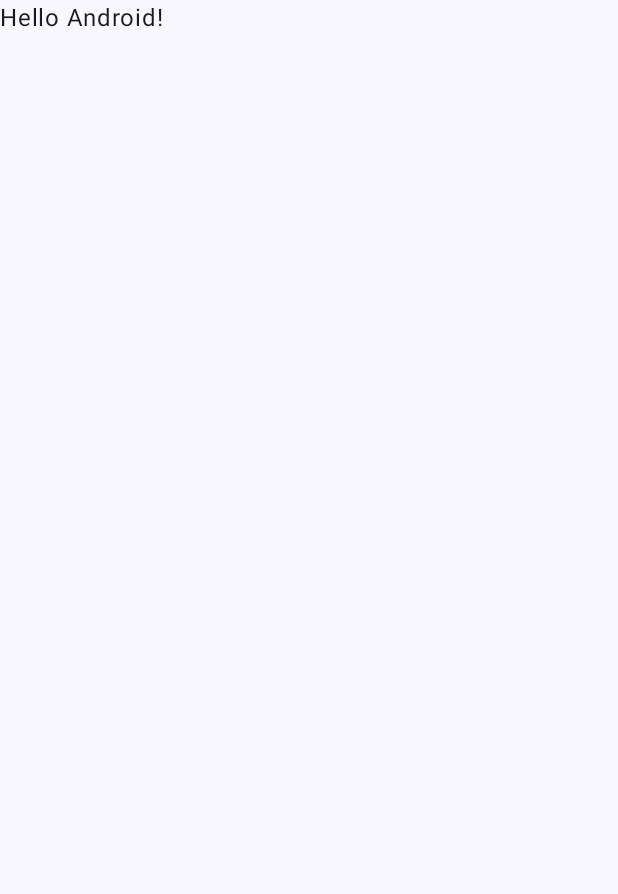
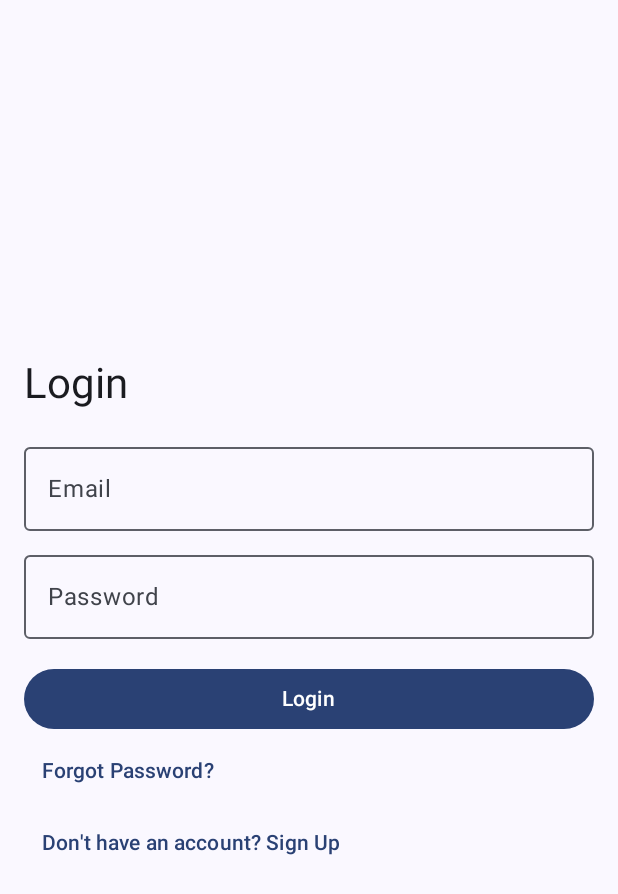
Before and after one commit to Mdmunnasardar/GhorOnGo, an Android app built with Jetpack Compose: the screen it shows after launch (MainActivity), on a phone screen of 412 x 824 dp. Before the commit the part shown is almost empty. Shown: the top 894 px of the screen. Run offline under Robolectric (Android 15) with nearby library versions, the phone set to English and light mode, and no system bars; our stand-ins replace Firebase (no records; nobody signed in at launch, a user with empty details on screens opened directly).

Commit message:
initialize important  screen and navigate with NAvgraph

```diff
--- a/app/build.gradle.kts
+++ b/app/build.gradle.kts
@@ -51,6 +51,9 @@ dependencies {
     implementation(libs.androidx.ui.graphics)
     implementation(libs.androidx.ui.tooling.preview)
     implementation(libs.androidx.material3)
+    implementation(libs.ads.mobile.sdk)
+    implementation(libs.androidx.runtime)
+    //implementation(libs.material3)
     debugImplementation(libs.androidx.ui.tooling)
     debugImplementation(libs.androidx.ui.test.manifest)
 
@@ -101,4 +104,6 @@ dependencies {
     androidTestImplementation(libs.androidx.espresso.core)
     androidTestImplementation(platform(libs.androidx.compose.bom))
     androidTestImplementation(libs.androidx.ui.test.junit4)
+    implementation("androidx.lifecycle:lifecycle-viewmodel-compose:<latest_version>")
+    implementation("androidx.navigation:navigation-compose:<latest_version>")
 }
--- a/app/src/main/java/com/example/ghorongo/MainActivity.kt
+++ b/app/src/main/java/com/example/ghorongo/MainActivity.kt
@@ -5,43 +5,54 @@ import androidx.activity.ComponentActivity
 import androidx.activity.compose.setContent
 import androidx.activity.enableEdgeToEdge
 import androidx.compose.foundation.layout.fillMaxSize
-import androidx.compose.foundation.layout.padding
-import androidx.compose.material3.Scaffold
-import androidx.compose.material3.Text
-import androidx.compose.runtime.Composable
+import androidx.compose.material3.MaterialTheme
+import androidx.compose.material3.Surface
 import androidx.compose.ui.Modifier
-import androidx.compose.ui.tooling.preview.Preview
+import androidx.navigation.compose.rememberNavController
+import com.example.ghorongo.presentation.navigation.NavGraph
 import com.example.ghorongo.ui.theme.GhorOnGoTheme
+import com.google.firebase.auth.FirebaseAuth
+import com.google.firebase.auth.ktx.auth
+import com.google.firebase.ktx.Firebase
 
 class MainActivity : ComponentActivity() {
     override fun onCreate(savedInstanceState: Bundle?) {
         super.onCreate(savedInstanceState)
+
+        // Initialize Firebase Auth
+        Firebase.auth.setLanguageCode("en") // Set language for auth emails
+
         enableEdgeToEdge()
         setContent {
             GhorOnGoTheme {
-                Scaffold(modifier = Modifier.fillMaxSize()) { innerPadding ->
-                    Greeting(
-                        name = "Android",
-                        modifier = Modifier.padding(innerPadding)
+                // Edge-to-edge content
+                Surface(
+                    modifier = Modifier.fillMaxSize(),
+                    color = MaterialTheme.colorScheme.background
+                ) {
+                    val navController = rememberNavController()
+                    val auth = Firebase.auth
+
+                    // Check if user is already logged in and verified
+                    val currentUser = auth.currentUser
+                    val startDestination = if (currentUser != null && currentUser.isEmailVerified) {
+                        "home"
+                    } else {
+                        "login"
+                    }
+
+                    NavGraph(
+                        navController = navController,
+                        startDestination = startDestination
                     )
                 }
             }
         }
     }
-}
 
-@Composable
-fun Greeting(name: String, modifier: Modifier = Modifier) {
-    Text(
-        text = "Hello $name!",
-        modifier = modifier
-    )
-}
-
-@Preview(showBackground = true)
-@Composable
-fun GreetingPreview() {
-    GhorOnGoTheme {
-        Greeting("Android")
+    override fun onStart() {
+        super.onStart()
+        // Check if user needs to be redirected after email verification
+        Firebase.auth.currentUser?.reload()
     }
 }
--- /dev/null
+++ b/app/src/main/java/com/example/ghorongo/presentation/auth/LoginScreen.kt
@@ -0,0 +1,94 @@
+package com.example.ghorongo.presentation.auth
+import android.widget.Toast
+import androidx.compose.foundation.layout.Arrangement
+import androidx.compose.foundation.layout.Column
+import androidx.compose.foundation.layout.Spacer
+import androidx.compose.foundation.layout.fillMaxSize
+import androidx.compose.foundation.layout.fillMaxWidth
+import androidx.compose.foundation.layout.height
+import androidx.compose.foundation.layout.padding
+import androidx.compose.material3.Button
+import androidx.compose.material3.CircularProgressIndicator
+import androidx.compose.material3.MaterialTheme
+import androidx.compose.material3.OutlinedTextField
+import androidx.compose.material3.Text
+import androidx.compose.material3.TextButton
+import androidx.compose.runtime.Composable
+import androidx.compose.ui.Modifier
+import androidx.compose.ui.text.input.PasswordVisualTransformation
+import androidx.compose.ui.unit.dp
+import androidx.lifecycle.viewmodel.compose.viewModel
+import androidx.navigation.NavController
+
+@Composable
+fun LoginScreen(
+    navController: NavController,
+    viewModel: AuthViewModel = viewModel()
+) {
+    Column(
+        modifier = Modifier
+            .fillMaxSize()
+            .padding(16.dp),
+        verticalArrangement = Arrangement.Center
+    ) {
+        Text("Login", style = MaterialTheme.typography.headlineMedium)
+
+        Spacer(modifier = Modifier.height(16.dp))
+
+        OutlinedTextField(
+            value = viewModel.email,
+            onValueChange = { viewModel.email = it },
+            label = { Text("Email") },
+            modifier = Modifier.fillMaxWidth()
+        )
+
+        Spacer(modifier = Modifier.height(8.dp))
+
+        OutlinedTextField(
+            value = viewModel.password,
+            onValueChange = { viewModel.password = it },
+            label = { Text("Password") },
+            visualTransformation = PasswordVisualTransformation(),
+            modifier = Modifier.fillMaxWidth()
+        )
+
+        Spacer(modifier = Modifier.height(16.dp))
+
+        Button(
+            onClick = { viewModel.login(navController) },
+            modifier = Modifier.fillMaxWidth(),
+            enabled = !viewModel.isLoading
+        ) {
+            if (viewModel.isLoading) CircularProgressIndicator()
+            else Text("Login")
+        }
+
+        TextButton(onClick = {
+            viewModel.sendPasswordReset()
+            val context = null
+            Toast.makeText(context, "Password reset email sent", Toast.LENGTH_SHORT).show()
+        }) {
+            Text("Forgot Password?")
+        }
+
+        TextButton(onClick = { navController.navigate("signup") }) {
+            Text("Don't have an account? Sign Up")
+        }
+
+        viewModel.errorMessage?.let { error ->
+            Text(
+                text = error,
+                color = MaterialTheme.colorScheme.error,
+                modifier = Modifier.padding(8.dp)
+            )
+        }
+
+        viewModel.successMessage?.let { message ->
+            Text(
+                text = message,
+                color = MaterialTheme.colorScheme.primary,
+                modifier = Modifier.padding(8.dp)
+            )
+        }
+    }
+}
--- /dev/null
+++ b/app/src/main/java/com/example/ghorongo/presentation/navigation/NavGraph.kt
@@ -0,0 +1,31 @@
+package com.example.ghorongo.presentation.navigation
+
+import androidx.compose.runtime.Composable
+import androidx.navigation.NavHostController
+import androidx.navigation.compose.NavHost
+import androidx.navigation.compose.composable
+import com.example.ghorongo.presentation.auth.HomeScreen
+import com.example.ghorongo.presentation.auth.LoginScreen
+import com.example.ghorongo.presentation.auth.SignUpScreen
+
+
+@Composable
+fun NavGraph(
+    navController: NavHostController,
+    startDestination: String = "login"  // Add this parameter with default value
+) {
+    NavHost(
+        navController = navController,
+        startDestination = startDestination  // Use the parameter here
+    ) {
+        composable("login") {
+            LoginScreen(navController = navController)
+        }
+        composable("signup") {
+            SignUpScreen(navController = navController)
+        }
+        composable("home") {
+            HomeScreen(navController = navController)
+        }
+    }
+}
```
Also changed, not shown: app/src/main/java/com/example/ghorongo/presentation/auth/AuthViewModel.kt (added, +83 -0 lines), app/src/main/java/com/example/ghorongo/presentation/auth/HomeScreen.kt (added, +38 -0 lines), app/src/main/java/com/example/ghorongo/presentation/auth/SignupScreen.kt (added, +88 -0 lines), gradle/libs.versions.toml (+7 -1 lines), app/src/main/java/com/example/ghorongo/auth/AuthScreen.kt (deleted), app/src/main/java/com/example/ghorongo/auth/AuthVIewModel.kt (deleted).
